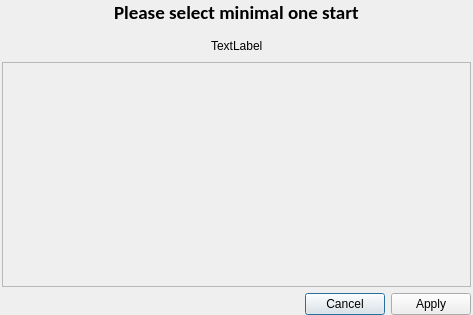
Before: the Qt Designer form src/orienteering_startlist_screen/ui/start_port_select_dialog.ui in lenz-exe/orienteering-startlist-screen, drawn with Qt 5.
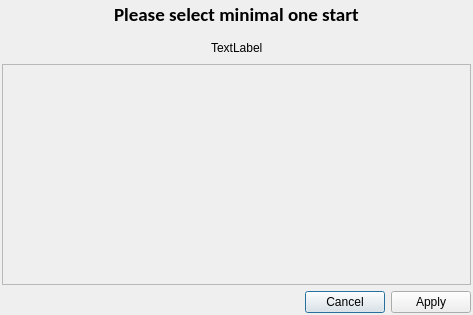
After: the same form once the commit is applied. Icons and pictures are not drawn.

Diff of the .ui file:
```diff
--- a/src/orienteering_startlist_screen/ui/start_port_select_dialog.ui
+++ b/src/orienteering_startlist_screen/ui/start_port_select_dialog.ui
@@ -22,13 +22,13 @@
     <number>2</number>
    </property>
    <property name="topMargin">
-    <number>0</number>
+    <number>2</number>
    </property>
    <property name="rightMargin">
     <number>2</number>
    </property>
    <property name="bottomMargin">
-    <number>0</number>
+    <number>2</number>
    </property>
    <item>
     <widget class="QWidget" name="widget_4" native="true">
@@ -156,7 +156,7 @@
         <x>0</x>
         <y>0</y>
         <width>467</width>
-        <height>222</height>
+        <height>218</height>
        </rect>
       </property>
      </widget>
```
